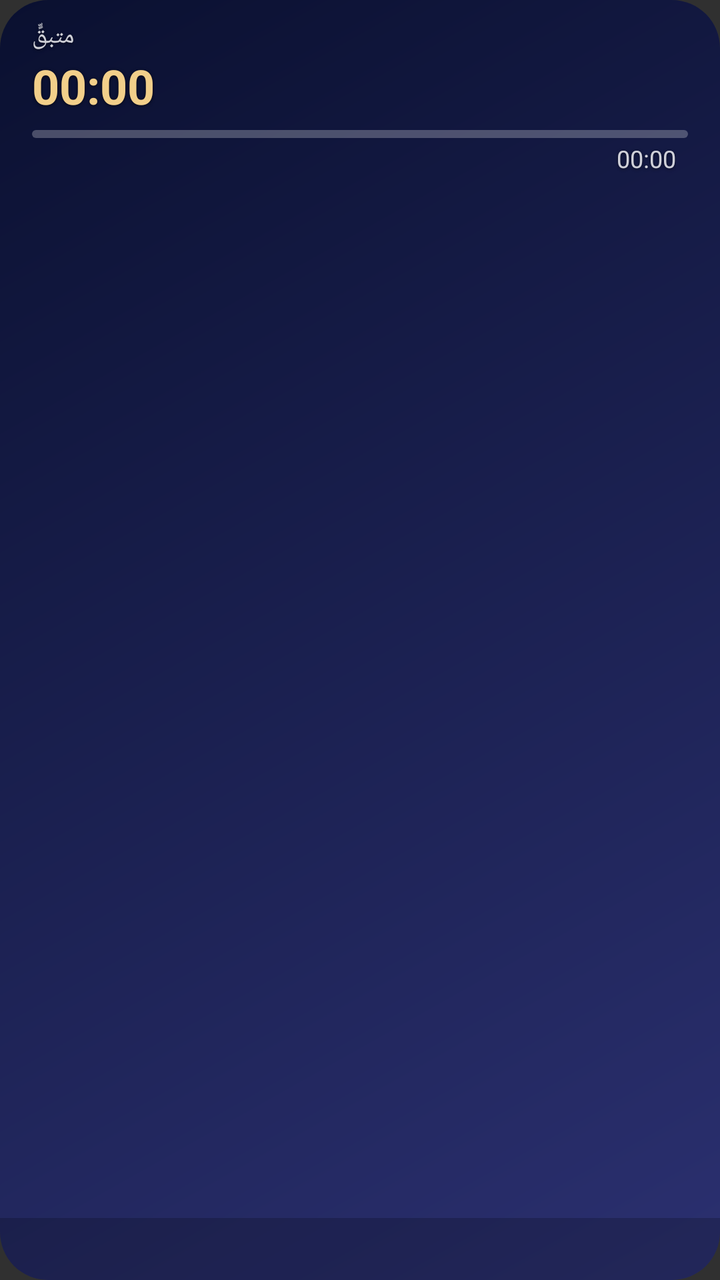
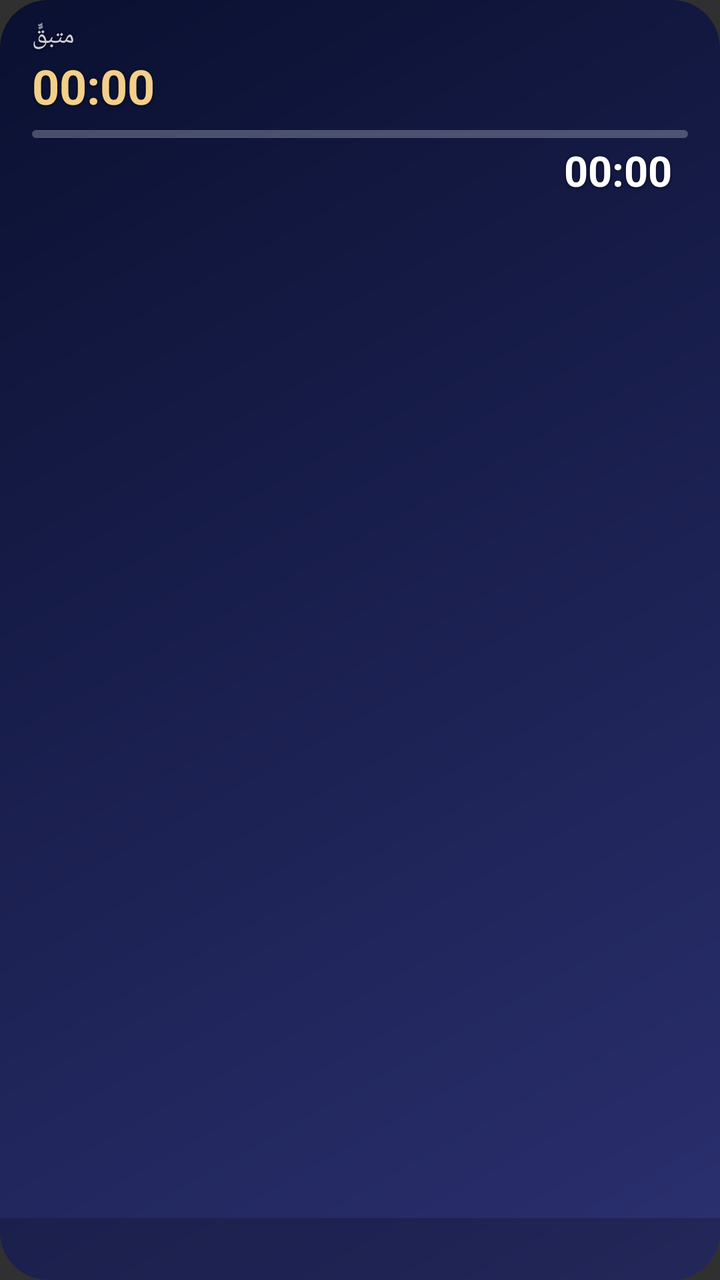

Screens rendered from an Android XML layout before and after an edit, with the pre-edit source and the edit as a unified diff.
<!-- AndroidManifest.xml: application theme android:Theme.Material.NoActionBar.Fullscreen -->
<!-- res/layout/widget_prayer.xml -->
<?xml version="1.0" encoding="utf-8"?>
<FrameLayout xmlns:android="http://schemas.android.com/apk/res/android"
    android:id="@+id/root"
    android:layout_width="match_parent"
    android:layout_height="match_parent"
    android:layoutDirection="rtl">

    
    <ImageView
        android:id="@+id/bg"
        android:layout_width="match_parent"
        android:layout_height="match_parent"
        android:scaleType="fitXY"
        android:src="@drawable/widget_bg_night" />

<LinearLayout
    android:layout_width="match_parent"
    android:layout_height="match_parent"
    android:layoutDirection="rtl"
    android:orientation="vertical">

    
    <LinearLayout
        android:layout_width="match_parent"
        android:layout_height="wrap_content"
        android:layout_marginTop="10dp"
        android:layout_marginStart="16dp"
        android:layout_marginEnd="16dp"
        android:gravity="center_vertical"
        android:layoutDirection="rtl"
        android:orientation="horizontal">

        <LinearLayout
            android:layout_width="wrap_content"
            android:layout_height="wrap_content"
            android:orientation="vertical">

            <TextView
                android:id="@+id/city"
                style="@style/WidgetText"
                android:layout_width="wrap_content"
                android:layout_height="wrap_content"
                android:alpha="0.8"
                android:textSize="12sp" />

            <LinearLayout
                android:layout_width="wrap_content"
                android:layout_height="wrap_content"
                android:baselineAligned="true"
                android:layoutDirection="rtl"
                android:orientation="horizontal">

                <TextView
                    android:id="@+id/next_name"
                    style="@style/WidgetText"
                    android:layout_width="wrap_content"
                    android:layout_height="wrap_content"
                    android:textSize="24sp"
                    android:textStyle="bold" />

                <TextView
                    android:id="@+id/next_time"
                    style="@style/WidgetText"
                    android:layout_width="wrap_content"
                    android:layout_height="wrap_content"
                    android:layout_marginStart="8dp"
                    android:textSize="17sp" />
            </LinearLayout>
        </LinearLayout>

        
        <TextView
            android:layout_width="0dp"
            android:layout_height="wrap_content"
            android:layout_weight="1" />

        <LinearLayout
            android:layout_width="wrap_content"
            android:layout_height="wrap_content"
            android:gravity="end"
            android:orientation="vertical">

            <TextView
                android:id="@+id/left_label"
                style="@style/WidgetText"
                android:layout_width="wrap_content"
                android:layout_height="wrap_content"
                android:alpha="0.8"
                android:text="متبقٍّ"
                android:textSize="12sp" />

            <Chronometer
                android:id="@+id/countdown"
                style="@style/WidgetText"
                android:layout_width="wrap_content"
                android:layout_height="wrap_content"
                android:textColor="#F2CF8A"
                android:textSize="24sp"
                android:textStyle="bold" />
        </LinearLayout>
    </LinearLayout>

    
    <ProgressBar
        android:id="@+id/progress"
        style="?android:attr/progressBarStyleHorizontal"
        android:layout_width="match_parent"
        android:layout_height="4dp"
        android:layout_marginTop="6dp"
        android:layout_marginStart="16dp"
        android:layout_marginEnd="16dp"
        android:indeterminate="false"
        android:max="1000"
        android:progressDrawable="@drawable/widget_bar" />

    <LinearLayout
        android:id="@+id/prog_row"
        android:layout_width="match_parent"
        android:layout_height="wrap_content"
        android:layout_marginTop="2dp"
        android:layout_marginStart="16dp"
        android:layout_marginEnd="16dp"
        android:layoutDirection="rtl"
        android:orientation="horizontal">

        <TextView
            android:id="@+id/cur_name"
            style="@style/WidgetText"
            android:layout_width="wrap_content"
            android:layout_height="wrap_content"
            android:alpha="0.8"
            android:textSize="12sp" />

        <Chronometer
            android:id="@+id/elapsed"
            style="@style/WidgetText"
            android:textDirection="ltr"
            android:layout_width="wrap_content"
            android:layout_height="wrap_content"
            android:layout_marginStart="6dp"
            android:alpha="0.8"
            android:textSize="12sp" />
    </LinearLayout>

    
    <LinearLayout
        android:layout_width="match_parent"
        android:layout_height="wrap_content"
        android:layout_marginTop="4dp"
        android:layout_marginStart="8dp"
        android:layout_marginEnd="8dp"
        android:layoutDirection="rtl"
        android:orientation="horizontal">
        <LinearLayout android:id="@+id/col0" style="@style/WidgetCol">
            <TextView android:id="@+id/n0" style="@style/WidgetName" />
            <TextView android:id="@+id/t0" style="@style/WidgetTime" />
        </LinearLayout>
        <LinearLayout android:id="@+id/col1" style="@style/WidgetCol">
            <TextView android:id="@+id/n1" style="@style/WidgetName" />
            <TextView android:id="@+id/t1" style="@style/WidgetTime" />
        </LinearLayout>
        <LinearLayout android:id="@+id/col2" style="@style/WidgetCol">
            <TextView android:id="@+id/n2" style="@style/WidgetName" />
            <TextView android:id="@+id/t2" style="@style/WidgetTime" />
        </LinearLayout>
        <LinearLayout android:id="@+id/col3" style="@style/WidgetCol">
            <TextView android:id="@+id/n3" style="@style/WidgetName" />
            <TextView android:id="@+id/t3" style="@style/WidgetTime" />
        </LinearLayout>
        <LinearLayout android:id="@+id/col4" style="@style/WidgetCol">
            <TextView android:id="@+id/n4" style="@style/WidgetName" />
            <TextView android:id="@+id/t4" style="@style/WidgetTime" />
        </LinearLayout>
        <LinearLayout android:id="@+id/col5" style="@style/WidgetCol">
            <TextView android:id="@+id/n5" style="@style/WidgetName" />
            <TextView android:id="@+id/t5" style="@style/WidgetTime" />
        </LinearLayout>
    </LinearLayout>

    
    <ViewFlipper
        android:id="@+id/flip"
        android:layout_width="match_parent"
        android:layout_height="wrap_content"
        android:layout_marginTop="4dp"
        android:minHeight="34dp"
        android:layout_marginStart="16dp"
        android:layout_marginEnd="16dp"
        android:autoStart="true"
        android:flipInterval="8000"
        android:inAnimation="@android:anim/fade_in"
        android:outAnimation="@android:anim/fade_out">

        <TextView
            android:id="@+id/dua"
            style="@style/WidgetText"
            android:layout_width="match_parent"
            android:layout_height="wrap_content"
            android:ellipsize="end"
            android:gravity="center"
            android:maxLines="2"
            android:textSize="13sp" />

        <LinearLayout
            android:layout_width="match_parent"
            android:layout_height="match_parent"
            android:gravity="center"
            android:layoutDirection="rtl"
            android:orientation="horizontal">

            <TextView
                android:id="@+id/info_label"
                style="@style/WidgetText"
                android:layout_width="wrap_content"
                android:layout_height="wrap_content"
                android:ellipsize="end"
                android:maxLines="2"
                android:gravity="center"
                android:textSize="13sp" />

            <Chronometer
                android:id="@+id/info_chrono"
                style="@style/WidgetText"
                android:layout_width="wrap_content"
                android:layout_height="wrap_content"
                android:layout_marginStart="6dp"
                android:textColor="#F2CF8A"
                android:textSize="14sp"
                android:textStyle="bold"
                android:visibility="gone" />
        </LinearLayout>
    </ViewFlipper>

    
    <TextView
        android:layout_width="match_parent"
        android:layout_height="0dp"
        android:layout_weight="1" />

    
    <LinearLayout
        android:id="@+id/foot"
        android:layout_width="match_parent"
        android:layout_height="wrap_content"
        android:background="@drawable/widget_foot"
        android:gravity="center_vertical"
        android:layoutDirection="rtl"
        android:orientation="horizontal"
        android:paddingStart="16dp"
        android:paddingEnd="16dp"
        android:paddingTop="5dp"
        android:paddingBottom="7dp">

        <ImageView
            android:id="@+id/moon"
            android:layout_width="16dp"
            android:layout_height="16dp"
            android:layout_marginEnd="6dp" />

        <TextView
            android:id="@+id/hijri"
            style="@style/WidgetText"
            android:layout_width="wrap_content"
            android:layout_height="wrap_content"
            android:maxLines="1"
            android:textSize="13sp" />

        <TextView
            android:layout_width="0dp"
            android:layout_height="wrap_content"
            android:layout_weight="1" />

        <TextView
            android:id="@+id/greg"
            style="@style/WidgetText"
            android:layout_width="wrap_content"
            android:layout_height="wrap_content"
            android:maxLines="1"
            android:textSize="13sp" />
    </LinearLayout>
</LinearLayout>
</FrameLayout>
<!-- resources referenced by this layout -->
<resources>
  <!-- drawable widget_bar (drawable) -->
  <?xml version="1.0" encoding="utf-8"?>
  <layer-list xmlns:android="http://schemas.android.com/apk/res/android">
      <item android:id="@android:id/background">
          <shape android:shape="rectangle">
              <corners android:radius="2dp" />
              <solid android:color="#40FFFFFF" />
          </shape>
      </item>
      <item android:id="@android:id/progress">
          <clip android:clipOrientation="horizontal" android:gravity="right">
              <shape android:shape="rectangle">
                  <corners android:radius="2dp" />
                  <solid android:color="#F2CF8A" />
              </shape>
          </clip>
      </item>
  </layer-list>
  <!-- drawable widget_bg_night (drawable) -->
  <?xml version="1.0" encoding="utf-8"?>
  <shape xmlns:android="http://schemas.android.com/apk/res/android" android:shape="rectangle">
      <corners android:radius="24dp" />
      <gradient android:angle="315" android:startColor="#0A1030" android:endColor="#2B3070" />
  </shape>
  <!-- drawable widget_foot (drawable) -->
  <?xml version="1.0" encoding="utf-8"?>
  <shape xmlns:android="http://schemas.android.com/apk/res/android" android:shape="rectangle">
      <corners android:bottomLeftRadius="24dp" android:bottomRightRadius="24dp" />
      <solid android:color="#33000000" />
  </shape>
  <style name="WidgetCol">
          <item name="android:layout_width">0dp</item>
          <item name="android:layout_height">wrap_content</item>
          <item name="android:layout_weight">1</item>
          <item name="android:orientation">vertical</item>
          <item name="android:gravity">center_horizontal</item>
          <item name="android:paddingTop">3dp</item>
          <item name="android:paddingBottom">3dp</item>
      </style>
  <style name="WidgetName" parent="WidgetText">
          <item name="android:layout_width">wrap_content</item>
          <item name="android:layout_height">wrap_content</item>
          <item name="android:textSize">13sp</item>
      </style>
  <style name="WidgetText">
          <item name="android:textColor">#FFFFFF</item>
          <item name="android:shadowColor">#B3000000</item>
          <item name="android:shadowDy">1</item>
          <item name="android:shadowRadius">4</item>
      </style>
  <style name="WidgetTime" parent="WidgetText">
          <item name="android:layout_width">wrap_content</item>
          <item name="android:layout_height">wrap_content</item>
          <item name="android:textSize">17sp</item>
          <item name="android:textStyle">bold</item>
      </style>
</resources>

<!-- the commit's change to res/layout/widget_prayer.xml (unified diff, before → after) -->
@@ -128,8 +128,9 @@
             style="@style/WidgetText"
             android:layout_width="wrap_content"
             android:layout_height="wrap_content"
-            android:alpha="0.8"
-            android:textSize="12sp" />
+            android:layout_gravity="center_vertical"
+            android:textSize="15sp"
+            android:textStyle="bold" />
 
         <Chronometer
             android:id="@+id/elapsed"
@@ -137,9 +138,9 @@
             android:textDirection="ltr"
             android:layout_width="wrap_content"
             android:layout_height="wrap_content"
-            android:layout_marginStart="6dp"
-            android:alpha="0.8"
-            android:textSize="12sp" />
+            android:layout_marginStart="8dp"
+            android:textSize="21sp"
+            android:textStyle="bold" />
     </LinearLayout>
 
     
@@ -181,9 +182,8 @@
     <ViewFlipper
         android:id="@+id/flip"
         android:layout_width="match_parent"
-        android:layout_height="wrap_content"
-        android:layout_marginTop="4dp"
-        android:minHeight="34dp"
+        android:layout_height="0dp"
+        android:layout_weight="1"
         android:layout_marginStart="16dp"
         android:layout_marginEnd="16dp"
         android:autoStart="true"
@@ -195,10 +195,10 @@
             android:id="@+id/dua"
             style="@style/WidgetText"
             android:layout_width="match_parent"
-            android:layout_height="wrap_content"
+            android:layout_height="match_parent"
             android:ellipsize="end"
             android:gravity="center"
-            android:maxLines="2"
+            android:maxLines="1"
             android:textSize="13sp" />
 
         <LinearLayout
@@ -214,7 +214,7 @@
                 android:layout_width="wrap_content"
                 android:layout_height="wrap_content"
                 android:ellipsize="end"
-                android:maxLines="2"
+                android:maxLines="1"
                 android:gravity="center"
                 android:textSize="13sp" />
 
@@ -232,12 +232,6 @@
     </ViewFlipper>
 
     
-    <TextView
-        android:layout_width="match_parent"
-        android:layout_height="0dp"
-        android:layout_weight="1" />
-
-    
     <LinearLayout
         android:id="@+id/foot"
         android:layout_width="match_parent"
